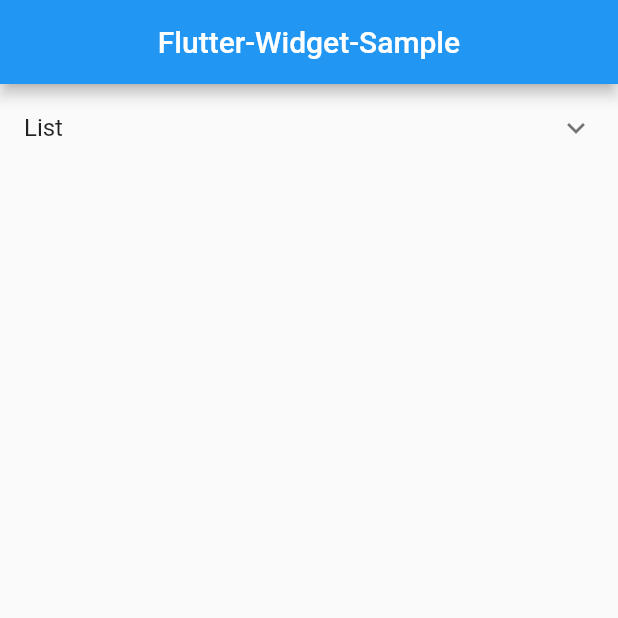
After one commit to naoki-mrmt/Flutter-Widget-Sample, a Flutter app: the screen it shows after launch, on a phone screen of 412 x 824 dp, the top half of it. The commit adds this screen. Run offline on Flutter 3.47's test engine with Material 2 defaults, Android fonts, the phone set to English and light mode, and no system bars.

Commit message:
home画面を切り分け

```diff
--- /dev/null
+++ b/lib/screen/home.dart
@@ -0,0 +1,53 @@
+import 'package:flutter/material.dart';
+import 'package:flutter_widget_sample/constant/app_string.dart';
+import 'package:flutter_widget_sample/screen/list_builder.dart';
+
+class Home extends StatelessWidget {
+  const Home({Key? key}) : super(key: key);
+
+  @override
+  Widget build(BuildContext context) {
+    return Scaffold(
+      appBar: AppBar(
+        centerTitle: true,
+        title: const Text(
+          AppString.appTitle,
+        ),
+      ),
+      body: Center(
+        child: _expansionTile(context),
+      ),
+    );
+  }
+
+  Widget _expansionTile(BuildContext context) {
+    return Column(
+      children: [
+        ExpansionTile(
+          title: const Text(AppString.list),
+          children: [
+            ListTile(
+              title: const Text(AppString.listViewBuilder),
+              onTap: () => Navigator.push(
+                context,
+                MaterialPageRoute<void>(
+                  builder: (context) {
+                    return const ListBuilderView();
+                  },
+                ),
+              ),
+            ),
+            const ListTile(
+              title: Text(AppString.listViewGenerate),
+              // onTap: {},
+            ),
+            const ListTile(
+              title: Text(AppString.listViewSeparated),
+              // onTap: {},
+            ),
+          ],
+        ),
+      ],
+    );
+  }
+}
```
Also changed, not shown: lib/main.dart (+2 -56 lines).
